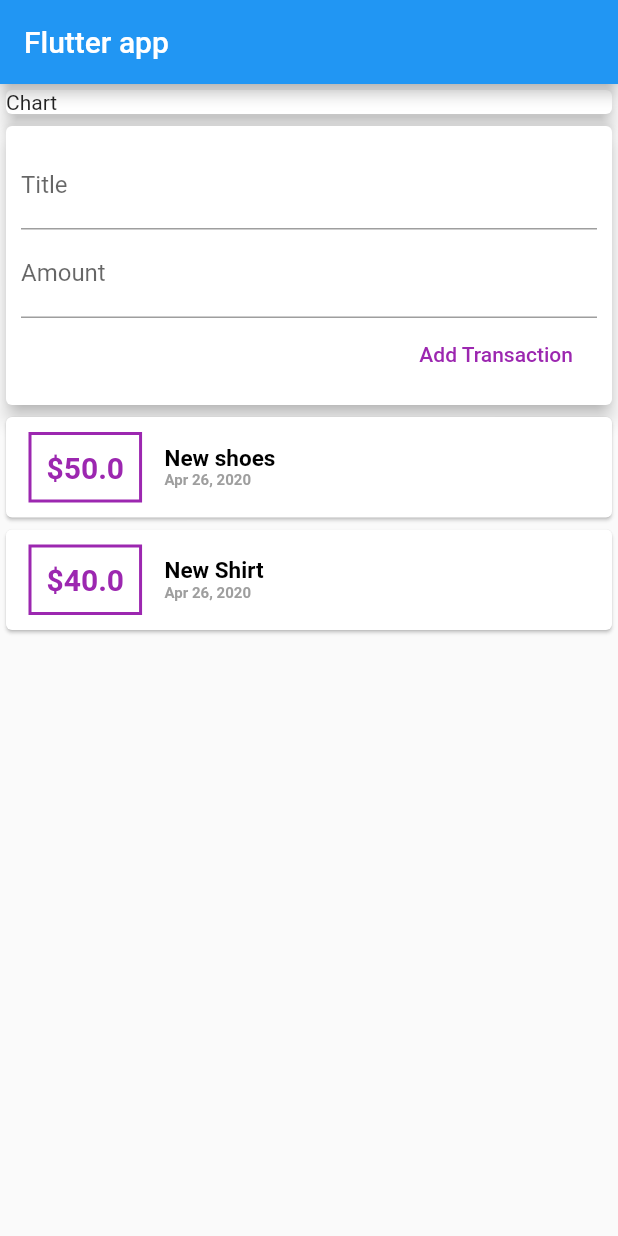
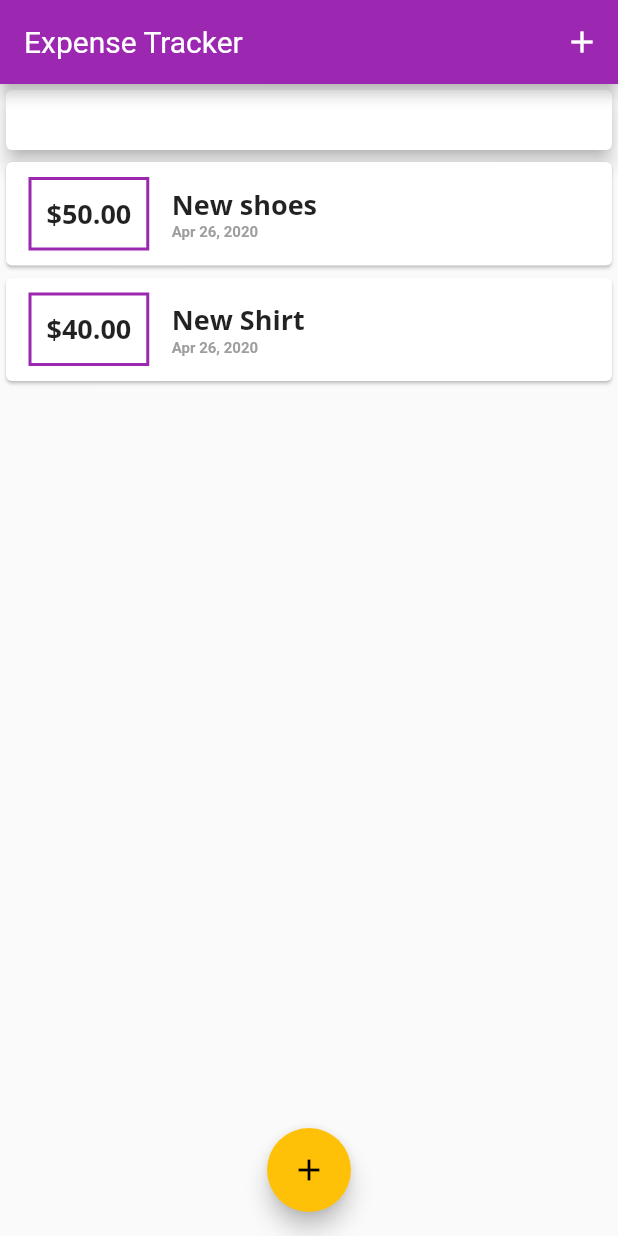
Before and after one commit to rahulverma0/flutter-playground, a Flutter app: the screen it shows after launch, on a phone screen of 412 x 824 dp. Run offline on Flutter 3.47's test engine with Material 2 defaults, Android fonts, the phone set to English and light mode, and no system bars; Roboto replaces fonts that are missing (OpenSan).

Commit message:
Theming & Fonts

```diff
--- a/expense_tracker/lib/main.dart
+++ b/expense_tracker/lib/main.dart
@@ -1,30 +1,120 @@
-import 'package:expense_tracker/widgets/user_transactions.dart';
+import './widgets/new_transaction.dart';
 import 'package:flutter/material.dart';
+
+import 'models/transaction.dart';
+import 'widgets/chart.dart';
+import 'widgets/transaction_list.dart';
 
 void main() => runApp(MyApp());
 
-class MyApp extends StatelessWidget {
+class MyApp extends StatefulWidget {
+  @override
+  _MyAppState createState() => _MyAppState();
+}
+
+class _MyAppState extends State<MyApp> {
   String titleInput, amountInput;
-  // This widget is the root of your application.
+  final List<Transaction> _userTransactions = [
+    Transaction(
+      id: '1',
+      title: 'New shoes',
+      amount: 50.00,
+      date: DateTime.now(),
+    ),
+    Transaction(
+      id: '2',
+      title: 'New Shirt',
+      amount: 40.00,
+      date: DateTime.now(),
+    ),
+  ];
+
+  void _addNewTransaction(String txTitle, double txAmount) {
+    final newTx = Transaction(
+      title: txTitle,
+      amount: txAmount,
+      date: DateTime.now(),
+      id: DateTime.now().toString(),
+    );
+    setState(() {
+      _userTransactions.add(newTx);
+    });
+  }
+
+  void _startAddNewTransaction(BuildContext ctx) {
+    showModalBottomSheet(
+      context: ctx,
+      builder: (BuildContext bCtx) => Container(
+        child: GestureDetector(
+          onTap: () {},
+          child: NewTransaction(_addNewTransaction),
+          behavior: HitTestBehavior.opaque,
+        ),
+      ),
+    );
+  }
+
   @override
   Widget build(BuildContext context) {
     return MaterialApp(
+      theme: ThemeData(
+        primarySwatch: Colors.purple,
+        accentColor: Colors.amber,
+        fontFamily: 'Quicksand',
+        textTheme: ThemeData.light().textTheme.copyWith(
+              title: TextStyle(
+                fontFamily: 'OpenSans',
+                fontWeight: FontWeight.bold,
+                fontSize: 18,
+              ),
+            ),
+        appBarTheme: AppBarTheme(
+          textTheme: ThemeData.light().textTheme.copyWith(
+                title: TextStyle(
+                  fontFamily: 'OpenSan',
+                  fontSize: 20,
+                ),
+              ),
+        ),
+      ),
       home: Scaffold(
         appBar: AppBar(
-          title: Text('Flutter app'),
+          title: Text('Expense Tracker'),
+          actions: <Widget>[
+            Builder(
+              builder: (context) => IconButton(
+                icon: Icon(Icons.add),
+                onPressed: () {
+                  _startAddNewTransaction(context);
+                },
               ),
-        body: Column(
+            ),
+          ],
+        ),
+        body: SingleChildScrollView(
+          child: Column(
             crossAxisAlignment: CrossAxisAlignment.stretch,
             children: <Widget>[
               Card(
                 child: Container(
                   width: double.infinity,
-                child: Text('Chart'),
+                  child: Chart(),
                 ),
                 elevation: 5,
               ),
-            UserTransactions(),
+              Container(
+                height: 600,
+                child: TransactionList(_userTransactions),
+              ),
             ],
+          ),
+        ),
+        floatingActionButtonLocation: FloatingActionButtonLocation.centerFloat,
+        floatingActionButton: Builder(
+          builder: (context) => FloatingActionButton(
+            child: Icon(Icons.add),
+            onPressed: () => _startAddNewTransaction(context),
+          ),
         ),
       ),
     );
--- /dev/null
+++ b/expense_tracker/lib/widgets/chart.dart
@@ -0,0 +1,12 @@
+import 'package:flutter/material.dart';
+
+class Chart extends StatelessWidget {
+  @override
+  Widget build(BuildContext context) {
+    return Card(
+      elevation: 6,
+      margin: EdgeInsets.all(20),
+      child: Row(),
+    );
+  }
+}
--- /dev/null
+++ b/expense_tracker/lib/widgets/newExpenseModal.dart
@@ -0,0 +1,10 @@
+import 'package:flutter/material.dart';
+
+class NewExpenseModal extends StatelessWidget {
+  @override
+  Widget build(BuildContext context) {
+    return Container(
+
+    );
+  }
+}
--- a/expense_tracker/lib/widgets/new_transaction.dart
+++ b/expense_tracker/lib/widgets/new_transaction.dart
@@ -1,10 +1,30 @@
 import 'package:flutter/material.dart';
 
-class NewTransaction extends StatelessWidget {
+class NewTransaction extends StatefulWidget {
   final Function addTransaction;
+
+  NewTransaction(this.addTransaction);
+
+  @override
+  _NewTransactionState createState() => _NewTransactionState();
+}
+
+class _NewTransactionState extends State<NewTransaction> {
   final titleController = TextEditingController();
+
   final amountController = TextEditingController();
-  NewTransaction(this.addTransaction);
+
+  void submitData() {
+    final enteredTitle = titleController.text;
+    final enteredAmount = double.parse(amountController.text);
+    if (enteredTitle.isEmpty || enteredAmount <= 0) return;
+    this.widget.addTransaction(
+      enteredTitle,
+      enteredAmount,
+    );
+    Navigator.of(context).pop();
+  }
+
   @override
   Widget build(BuildContext context) {
     return Card(
@@ -21,10 +41,13 @@ class NewTransaction extends StatelessWidget {
             TextField(
               decoration: InputDecoration(labelText: 'Amount'),
               controller: amountController,
+              keyboardType: TextInputType.number,
+              onSubmitted: (_) =>
+                  submitData(), //Get argument but not use then use _
             ),
             FlatButton(
               onPressed: () {
-                this.addTransaction(titleController.text,double.parse(amountController.text));
+                submitData();
               },
               textColor: Colors.purple,
               child: Text('Add Transaction'),
--- a/expense_tracker/lib/widgets/transaction_list.dart
+++ b/expense_tracker/lib/widgets/transaction_list.dart
@@ -7,8 +7,27 @@ class TransactionList extends StatelessWidget {
   TransactionList(this._userTransactions);
   @override
   Widget build(BuildContext context) {
-    return Column(
-      children: this._userTransactions.map((tx) {
+    return _userTransactions.isEmpty
+        ? Column(
+            children: <Widget>[
+              Text(
+                'No Transactions added yet',
+                style: Theme.of(context).textTheme.title,
+              ),
+              SizedBox(
+                height: 10,
+              ),
+              Container(
+                height: 300,
+                child: Image.asset(
+                  'assets/images/waiting.png',
+                  fit: BoxFit.cover,
+                ),
+              ),
+            ],
+          )
+        : ListView.builder(
+            itemBuilder: (ctx, index) {
               return Card(
                   child: Row(
                 children: <Widget>[
@@ -19,30 +38,25 @@ class TransactionList extends StatelessWidget {
                     ),
                     decoration: BoxDecoration(
                         border: Border.all(
-                color: Colors.purple,
+                      color: Theme.of(context).primaryColor,
                       width: 2,
                     )),
                     padding: EdgeInsets.all(10),
                     child: Text(
-                '\$${tx.amount}',
-                style: TextStyle(
-                    fontWeight: FontWeight.bold,
-                    fontSize: 20,
-                    color: Colors.purple),
+                      '\$${_userTransactions[index].amount.toStringAsFixed(2)}',
+                      style: Theme.of(context).textTheme.title,
                     ),
                   ),
                   Column(
                     crossAxisAlignment: CrossAxisAlignment.start,
                     children: <Widget>[
                       Text(
-                  tx.title,
-                  style: TextStyle(
-                      fontWeight: FontWeight.bold,
-                      fontSize: 15,
-                      color: Colors.black),
+                        _userTransactions[index].title,
+                        style: Theme.of(context).textTheme.title,
                       ),
                       Text(
-                  DateFormat.yMMMd().format(tx.date),
+                        DateFormat.yMMMd()
+                            .format(_userTransactions[index].date),
                         style: TextStyle(
                             fontWeight: FontWeight.bold,
                             fontSize: 10,
@@ -52,7 +66,8 @@ class TransactionList extends StatelessWidget {
                   )
                 ],
               ));
-      }).toList(),
+            },
+            itemCount: _userTransactions.length,
           );
   }
 }
--- a/expense_tracker/lib/widgets/user_transactions.dart
+++ /dev/null
@@ -1,49 +0,0 @@
-import '../models/transaction.dart';
-
-import './new_transaction.dart';
-import './transaction_list.dart';
-import 'package:flutter/material.dart';
-
-class UserTransactions extends StatefulWidget {
-  @override
-  _UserTransactionsState createState() => _UserTransactionsState();
-}
-
-class _UserTransactionsState extends State<UserTransactions> {
-  final List<Transaction> _userTransactions = [
-    Transaction(
-      id: '1',
-      title: 'New shoes',
-      amount: 50.00,
-      date: DateTime.now(),
-    ),
-    Transaction(
-      id: '2',
-      title: 'New Shirt',
-      amount: 40.00,
-      date: DateTime.now(),
-    ),
-  ];
-
-  void _addNewTransaction(String txTitle, double txAmount) {
-    final newTx = Transaction(
-      title: txTitle,
-      amount: txAmount,
-      date: DateTime.now(),
-      id: DateTime.now().toString(),
-    );
-    setState(() {
-      _userTransactions.add(newTx);
-    });
-  }
-
-  @override
-  Widget build(BuildContext context) {
-    return Column(
-      children: <Widget>[
-        NewTransaction(this._addNewTransaction),
-        TransactionList(this._userTransactions),
-      ],
-    );
-  }
-}
```
Also changed, not shown: expense_tracker/pubspec.yaml (+13 -9 lines), expense_tracker/assets/fonts/OpenSans-Bold.ttf (added), expense_tracker/assets/fonts/OpenSans-Regular.ttf (added), expense_tracker/assets/fonts/Quicksand-Bold.ttf (added), expense_tracker/assets/fonts/Quicksand-Light.ttf (added), expense_tracker/assets/fonts/Quicksand-Medium.ttf (added), expense_tracker/assets/fonts/Quicksand-Regular.ttf (added), expense_tracker/assets/images/waiting.png (added). Lines whose indentation alone changed are shown as unchanged.
